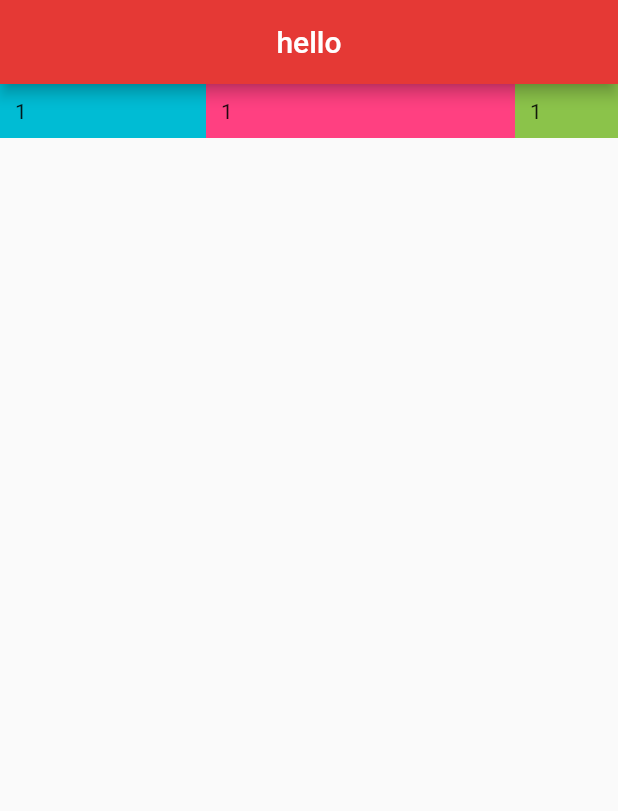
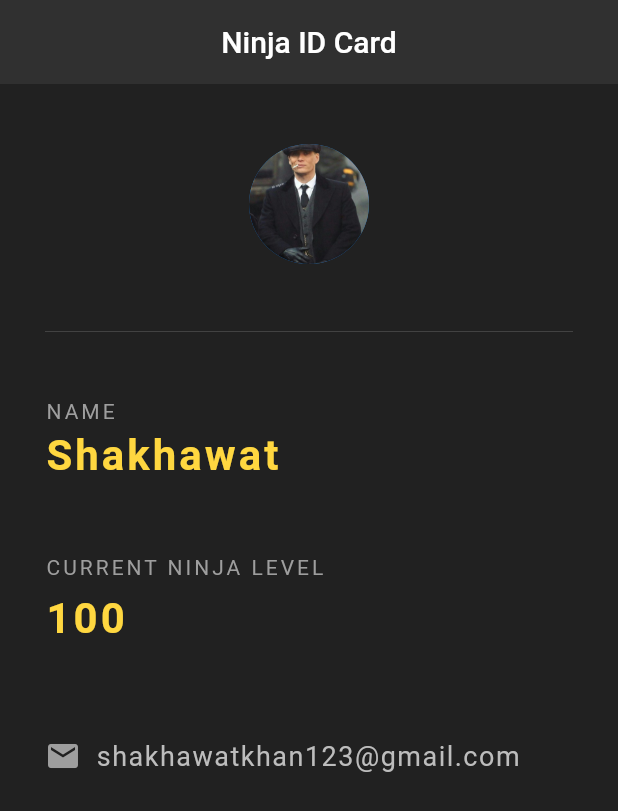
Before and after one commit to shakhawat-khan/flutter_demo, a Flutter app: the screen it shows after launch, on a phone screen of 412 x 824 dp. Shown: the top 811 px of the screen. Run offline on Flutter 3.47's test engine with Material 2 defaults, Android fonts, the phone set to English and light mode, and no system bars.

Commit message:
ID project

```diff
--- a/lib/main.dart
+++ b/lib/main.dart
@@ -2,49 +2,102 @@ import 'package:flutter/material.dart';
 
 void main() {
   runApp(MaterialApp(
-    home: Home(),
+    home: NinjaCard(),
   ));
 }
 
-class Home extends StatelessWidget {
+class NinjaCard extends StatelessWidget {
   @override
   Widget build(BuildContext context) {
     return Scaffold(
+      backgroundColor: Colors.grey[900],
       appBar: AppBar(
-        title: Text('hello'),
-
+        title: Text('Ninja ID Card'),
         centerTitle: true,
-        backgroundColor: Colors.red[600],
+        backgroundColor: Colors.grey[850],
+        elevation: 0.0,
       ),
-      body: Row(
-        children: <Widget>[
-           Expanded(
-             flex: 2,
-             child: Container(
-               padding: EdgeInsets.all(10.0),
-               color: Colors.cyan,
-               child: Text('1'),
+      body: Padding(
+        padding: EdgeInsets.fromLTRB(30, 40, 30, 0),
+        child: Column(
+          crossAxisAlignment: CrossAxisAlignment.start,
+          children:<Widget> [
+            Center(
+              child: CircleAvatar(
+                backgroundImage: AssetImage('assets/tommy.jpg'),
+                radius: 40.0,
               ),
             ),
-          Expanded(
-            flex: 3,
-            child: Container(
-              padding: EdgeInsets.all(10.0),
-              color: Colors.pinkAccent,
-              child: Text('1'),
+            Divider(
+              height: 90.0,
+              color: Colors.grey[800],
+            ),
+            Text(
+              'NAME',
+              style: TextStyle(
+                color: Colors.grey,
+                letterSpacing: 2.0,
               ),
             ),
-          Expanded(
-            flex: 1,
-            child: Container(
-              padding: EdgeInsets.all(10.0),
-              color: Colors.lightGreen,
-              child: Text('1'),
+            SizedBox(height: 05.0),
+            Text(
+              'Shakhawat',
+              style: TextStyle(
+                color: Colors.amberAccent,
+                letterSpacing: 2.0,
+                fontSize: 28.0,
+                fontWeight: FontWeight.bold
               ),
-          )
+            ),
+            SizedBox(height: 50.0),
+
+            Text(
+              'CURRENT NINJA LEVEL',
+              style: TextStyle(
+                color: Colors.grey,
+                letterSpacing: 2.0,
+              ),
+            ),
+            SizedBox(height: 10.0),
+
+            Text(
+              '100',
+              style: TextStyle(
+                  color: Colors.amberAccent,
+                  letterSpacing: 2.0,
+                  fontSize: 28.0,
+                  fontWeight: FontWeight.bold
+              ),
+            ),
+
+            Row(
+
+              children: <Widget>[
+                SizedBox(height: 150.0),
+                Icon(
+
+                  Icons.email,
+                  color: Colors.grey,
+
+                ),
+                SizedBox(width: 10.0),
+                Text(
+                  'shakhawatkhan123@gmail.com',
+                  style: TextStyle(
+                    color: Colors.grey[400],
+                    fontSize: 18.0,
+                    letterSpacing: 1.0,
+
+                  ),
+                ),
+
+
               ],
             )
 
+          ],
+        ),
+      ),
     );
 
   }
--- a/pubspec.yaml
+++ b/pubspec.yaml
@@ -47,6 +47,7 @@ flutter:
   # To add assets to your application, add an assets section, like this:
   assets:
     - assets/
+    - assets/tommy.jpg
 
 
   # An image asset can refer to one or more resolution-specific "variants", see
```
Also changed, not shown: assets/tommy.jpg (added). Lines whose indentation alone changed are shown as unchanged.
